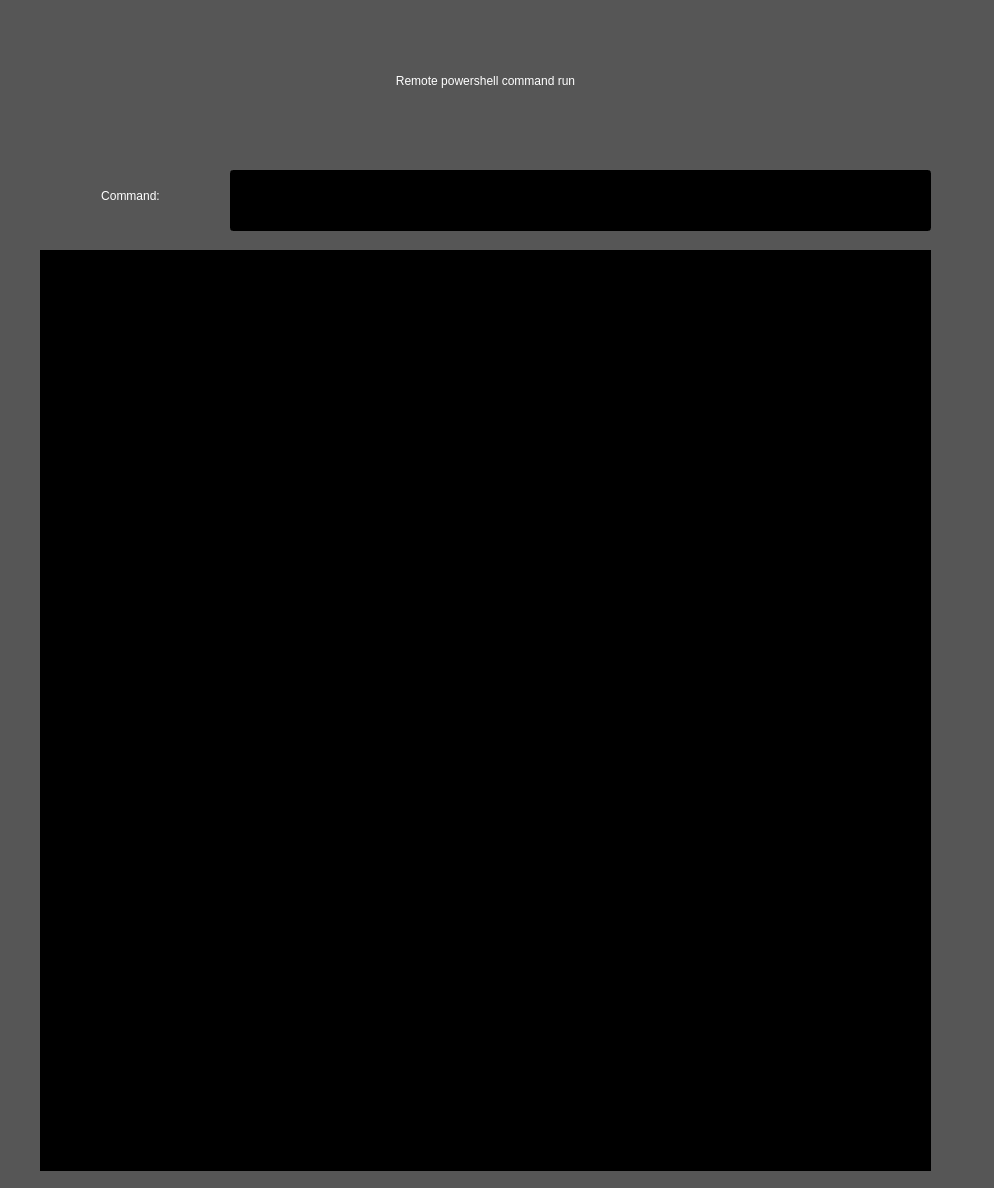
The window that RAT_FinalProject/Server/UI/Test.ui (dnTTT/FinalProject) describes before a commit, drawn with Qt 5.
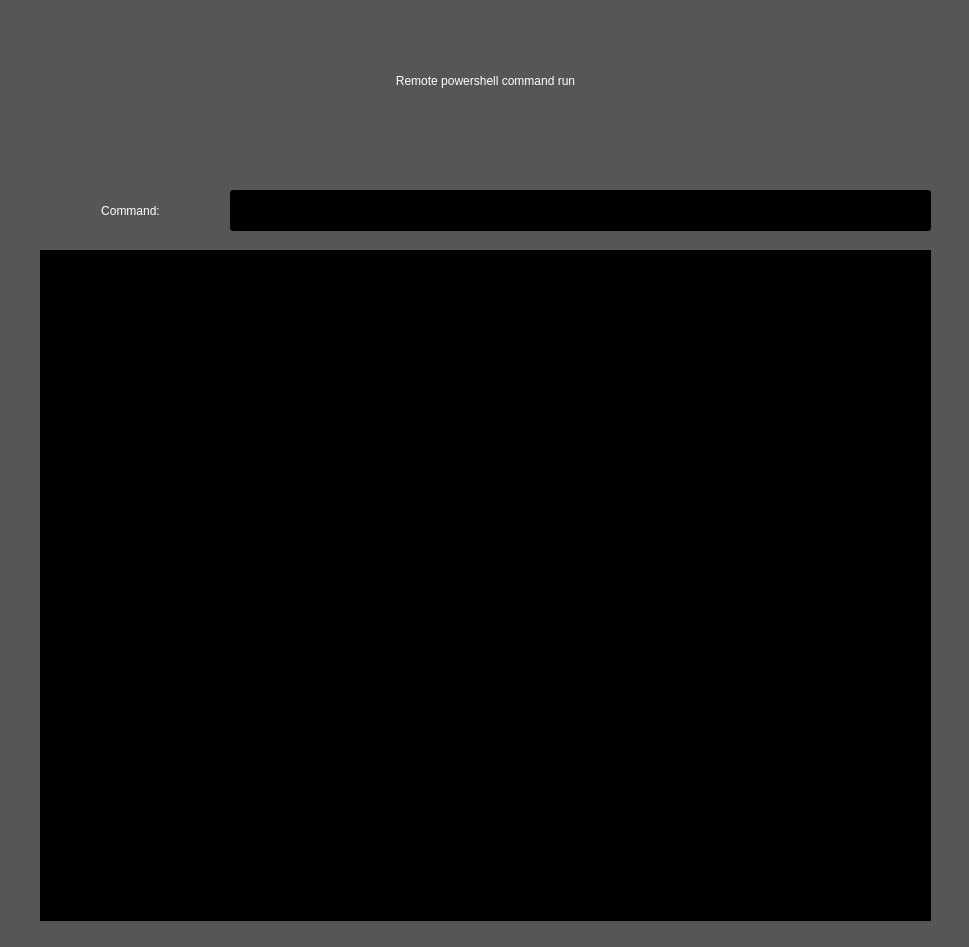
The same window after the commit.

```diff
--- a/RAT_FinalProject/Server/UI/Test.ui
+++ b/RAT_FinalProject/Server/UI/Test.ui
@@ -6,8 +6,8 @@
    <rect>
     <x>0</x>
     <y>0</y>
-    <width>994</width>
-    <height>1188</height>
+    <width>969</width>
+    <height>947</height>
    </rect>
   </property>
   <property name="windowTitle">
@@ -19,10 +19,10 @@
   <widget class="QLabel" name="label_2">
    <property name="geometry">
     <rect>
-     <x>40</x>
-     <y>170</y>
-     <width>181</width>
-     <height>51</height>
+     <x>50</x>
+     <y>190</y>
+     <width>161</width>
+     <height>41</height>
     </rect>
    </property>
    <property name="styleSheet">
@@ -41,9 +41,9 @@
    <property name="geometry">
     <rect>
      <x>230</x>
-     <y>170</y>
+     <y>190</y>
      <width>701</width>
-     <height>61</height>
+     <height>41</height>
     </rect>
    </property>
    <property name="styleSheet">
@@ -77,7 +77,7 @@
      <x>40</x>
      <y>250</y>
      <width>891</width>
-     <height>921</height>
+     <height>671</height>
     </rect>
    </property>
    <property name="styleSheet">
```
